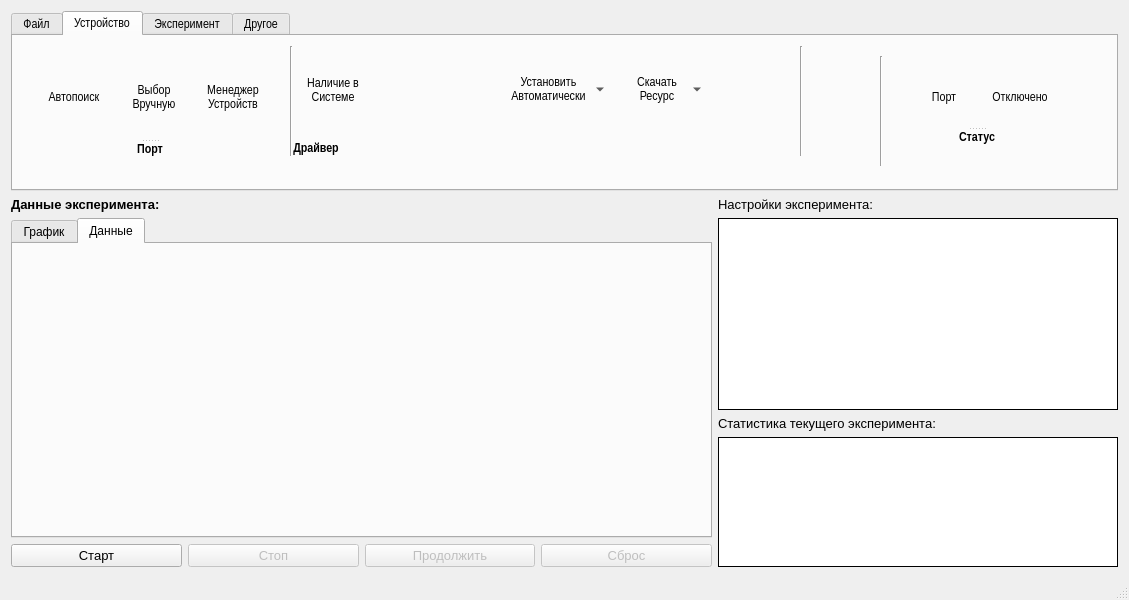
Before: the Qt Designer form mainwindow.ui in gurmaaan/WeldAnalysis, drawn with Qt 5.
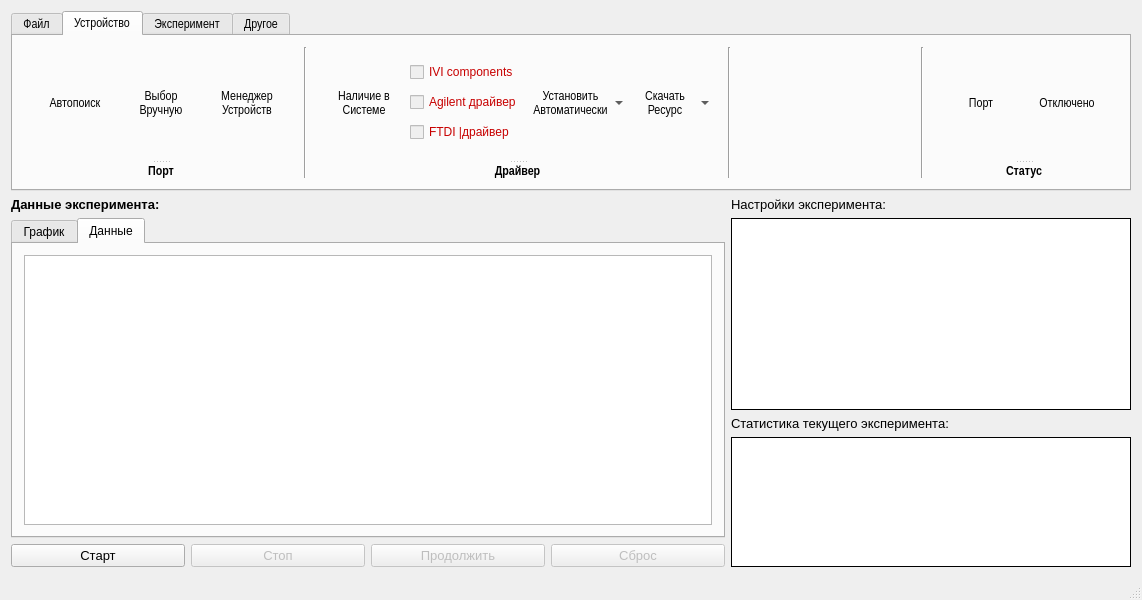
After: the same form once the commit is applied. The open tabs and pages were chosen to show the change. Icons and pictures are not drawn. Custom widgets are drawn as their Qt base class.

The edit to the form file:
```diff
--- a/mainwindow.ui
+++ b/mainwindow.ui
@@ -527,15 +527,9 @@
        <attribute name="title">
         <string>Устройство</string>
        </attribute>
+       <layout class="QHBoxLayout" name="horizontalLayout_7">
+        <item>
        <widget class="QSplitter" name="menu_device_port_group">
-        <property name="geometry">
-         <rect>
-          <x>10</x>
-          <y>10</y>
-          <width>254</width>
-          <height>110</height>
-         </rect>
-        </property>
         <property name="orientation">
          <enum>Qt::Vertical</enum>
         </property>
@@ -707,54 +701,252 @@
          </property>
         </widget>
        </widget>
+        </item>
+        <item>
        <widget class="Line" name="menu_device_1_line">
-        <property name="geometry">
-         <rect>
-          <x>270</x>
-          <y>10</y>
-          <width>16</width>
-          <height>110</height>
-         </rect>
-        </property>
+          <property name="orientation">
+           <enum>Qt::Vertical</enum>
+          </property>
+         </widget>
+        </item>
+        <item>
+         <widget class="QSplitter" name="splitter_2">
         <property name="orientation">
          <enum>Qt::Vertical</enum>
         </property>
-       </widget>
+          <widget class="QWidget" name="layoutWidget">
+           <layout class="QHBoxLayout" name="horizontalLayout_3">
+            <item>
+             <widget class="QToolButton" name="menu_device_driverInfo_button">
+              <property name="sizePolicy">
+               <sizepolicy hsizetype="Fixed" vsizetype="Fixed">
+                <horstretch>0</horstretch>
+                <verstretch>0</verstretch>
+               </sizepolicy>
+              </property>
+              <property name="minimumSize">
+               <size>
+                <width>80</width>
+                <height>80</height>
+               </size>
+              </property>
+              <property name="toolTip">
+               <string>Наличие в системе установленных драйверов</string>
+              </property>
+              <property name="statusTip">
+               <string>Наличие в системе установленных драйверов</string>
+              </property>
+              <property name="text">
+               <string>Наличие в
+Системе</string>
+              </property>
+              <property name="icon">
+               <iconset resource="sources.qrc">
+                <normaloff>:/GUI/Icons/Device/DriverBad.png</normaloff>:/GUI/Icons/Device/DriverBad.png</iconset>
+              </property>
+              <property name="iconSize">
+               <size>
+                <width>50</width>
+                <height>50</height>
+               </size>
+              </property>
+              <property name="toolButtonStyle">
+               <enum>Qt::ToolButtonTextUnderIcon</enum>
+              </property>
+              <property name="autoRaise">
+               <bool>true</bool>
+              </property>
+             </widget>
+            </item>
+            <item>
+             <layout class="QVBoxLayout" name="verticalLayout_5">
+              <item>
+               <widget class="QCheckBox" name="menu_driver_ivi_status">
+                <property name="enabled">
+                 <bool>false</bool>
+                </property>
+                <property name="styleSheet">
+                 <string notr="true">color:rgb(199, 0, 0);</string>
+                </property>
+                <property name="text">
+                 <string>IVI components</string>
+                </property>
+               </widget>
+              </item>
+              <item>
+               <widget class="QCheckBox" name="menu_driver_agilent_status">
+                <property name="enabled">
+                 <bool>false</bool>
+                </property>
+                <property name="styleSheet">
+                 <string notr="true">color:rgb(199, 0, 0)</string>
+                </property>
+                <property name="text">
+                 <string>Agilent драйвер</string>
+                </property>
+               </widget>
+              </item>
+              <item>
+               <widget class="QCheckBox" name="menu_driver_ftdi_status">
+                <property name="enabled">
+                 <bool>false</bool>
+                </property>
+                <property name="styleSheet">
+                 <string notr="true">color:rgb(199, 0, 0)</string>
+                </property>
+                <property name="text">
+                 <string>FTDI |драйвер</string>
+                </property>
+               </widget>
+              </item>
+             </layout>
+            </item>
+            <item>
+             <widget class="QToolButton" name="menu_device_driverSetUp_button">
+              <property name="sizePolicy">
+               <sizepolicy hsizetype="Fixed" vsizetype="Fixed">
+                <horstretch>0</horstretch>
+                <verstretch>0</verstretch>
+               </sizepolicy>
+              </property>
+              <property name="minimumSize">
+               <size>
+                <width>95</width>
+                <height>80</height>
+               </size>
+              </property>
+              <property name="toolTip">
+               <string>Установить необходимые  драйвера для устройства автоматически</string>
+              </property>
+              <property name="statusTip">
+               <string>Установить необходимые  драйвера для устройства автоматически</string>
+              </property>
+              <property name="layoutDirection">
+               <enum>Qt::LeftToRight</enum>
+              </property>
+              <property name="text">
+               <string>Установить
+Автоматически</string>
+              </property>
+              <property name="icon">
+               <iconset resource="sources.qrc">
+                <normaloff>:/GUI/Icons/Device/DriverSetUp.png</normaloff>:/GUI/Icons/Device/DriverSetUp.png</iconset>
+              </property>
+              <property name="iconSize">
+               <size>
+                <width>50</width>
+                <height>50</height>
+               </size>
+              </property>
+              <property name="popupMode">
+               <enum>QToolButton::MenuButtonPopup</enum>
+              </property>
+              <property name="toolButtonStyle">
+               <enum>Qt::ToolButtonTextUnderIcon</enum>
+              </property>
+              <property name="autoRaise">
+               <bool>true</bool>
+              </property>
+             </widget>
+            </item>
+            <item>
+             <widget class="QToolButton" name="menu_device_driverManual_button">
+              <property name="sizePolicy">
+               <sizepolicy hsizetype="Fixed" vsizetype="Fixed">
+                <horstretch>0</horstretch>
+                <verstretch>0</verstretch>
+               </sizepolicy>
+              </property>
+              <property name="minimumSize">
+               <size>
+                <width>80</width>
+                <height>80</height>
+               </size>
+              </property>
+              <property name="toolTip">
+               <string>Скачать драйверы с оффициальных сайтов производителей</string>
+              </property>
+              <property name="statusTip">
+               <string>Скачать драйверы с оффициальных сайтов производителей</string>
+              </property>
+              <property name="layoutDirection">
+               <enum>Qt::LeftToRight</enum>
+              </property>
+              <property name="text">
+               <string>Скачать
+Ресурс</string>
+              </property>
+              <property name="icon">
+               <iconset resource="sources.qrc">
+                <normaloff>:/GUI/Icons/Device/DriverManual.png</normaloff>:/GUI/Icons/Device/DriverManual.png</iconset>
+              </property>
+              <property name="iconSize">
+               <size>
+                <width>50</width>
+                <height>50</height>
+               </size>
+              </property>
+              <property name="popupMode">
+               <enum>QToolButton::MenuButtonPopup</enum>
+              </property>
+              <property name="toolButtonStyle">
+               <enum>Qt::ToolButtonTextUnderIcon</enum>
+              </property>
+              <property name="autoRaise">
+               <bool>true</bool>
+              </property>
+             </widget>
+            </item>
+           </layout>
+          </widget>
+          <widget class="QLabel" name="menu_device_driver_label">
+           <property name="font">
+            <font>
+             <weight>75</weight>
+             <bold>true</bold>
+            </font>
+           </property>
+           <property name="text">
+            <string>Драйвер</string>
+           </property>
+           <property name="alignment">
+            <set>Qt::AlignCenter</set>
+           </property>
+           <property name="buddy">
+            <cstring>menu_device_driverInfo_button</cstring>
+           </property>
+          </widget>
+         </widget>
+        </item>
+        <item>
        <widget class="Line" name="menu_device_2_line">
-        <property name="geometry">
-         <rect>
-          <x>780</x>
-          <y>10</y>
-          <width>16</width>
-          <height>110</height>
-         </rect>
-        </property>
         <property name="orientation">
          <enum>Qt::Vertical</enum>
         </property>
        </widget>
+        </item>
+        <item>
+         <spacer name="menu_device_spacer">
+          <property name="orientation">
+           <enum>Qt::Horizontal</enum>
+          </property>
+          <property name="sizeHint" stdset="0">
+           <size>
+            <width>187</width>
+            <height>20</height>
+           </size>
+          </property>
+         </spacer>
+        </item>
+        <item>
        <widget class="Line" name="menu_device_3_line">
-        <property name="geometry">
-         <rect>
-          <x>860</x>
-          <y>20</y>
-          <width>16</width>
-          <height>110</height>
-         </rect>
-        </property>
         <property name="orientation">
          <enum>Qt::Vertical</enum>
         </property>
        </widget>
+        </item>
+        <item>
        <widget class="QSplitter" name="menu_device_status_group">
-        <property name="geometry">
-         <rect>
-          <x>880</x>
-          <y>10</y>
-          <width>168</width>
-          <height>98</height>
-         </rect>
-        </property>
         <property name="orientation">
          <enum>Qt::Vertical</enum>
         </property>
@@ -865,187 +1057,8 @@
          </property>
         </widget>
        </widget>
-       <widget class="QLabel" name="menu_device_driver_label">
-        <property name="geometry">
-         <rect>
-          <x>279</x>
-          <y>104</y>
-          <width>48</width>
-          <height>16</height>
-         </rect>
-        </property>
-        <property name="font">
-         <font>
-          <weight>75</weight>
-          <bold>true</bold>
-         </font>
-        </property>
-        <property name="text">
-         <string>Драйвер</string>
-        </property>
-        <property name="alignment">
-         <set>Qt::AlignCenter</set>
-        </property>
-        <property name="buddy">
-         <cstring>menu_device_driverInfo_button</cstring>
-        </property>
-       </widget>
-       <widget class="QToolButton" name="menu_device_driverInfo_button">
-        <property name="geometry">
-         <rect>
-          <x>280</x>
-          <y>11</y>
-          <width>80</width>
-          <height>87</height>
-         </rect>
-        </property>
-        <property name="sizePolicy">
-         <sizepolicy hsizetype="Fixed" vsizetype="Fixed">
-          <horstretch>0</horstretch>
-          <verstretch>0</verstretch>
-         </sizepolicy>
-        </property>
-        <property name="minimumSize">
-         <size>
-          <width>80</width>
-          <height>80</height>
-         </size>
-        </property>
-        <property name="toolTip">
-         <string>Наличие в системе установленных драйверов</string>
-        </property>
-        <property name="statusTip">
-         <string>Наличие в системе установленных драйверов</string>
-        </property>
-        <property name="text">
-         <string>Наличие в
-Системе</string>
-        </property>
-        <property name="icon">
-         <iconset resource="sources.qrc">
-          <normaloff>:/GUI/Icons/Device/DriverBad.png</normaloff>:/GUI/Icons/Device/DriverBad.png</iconset>
-        </property>
-        <property name="iconSize">
-         <size>
-          <width>50</width>
-          <height>50</height>
-         </size>
-        </property>
-        <property name="toolButtonStyle">
-         <enum>Qt::ToolButtonTextUnderIcon</enum>
-        </property>
-        <property name="autoRaise">
-         <bool>true</bool>
-        </property>
-       </widget>
-       <widget class="QToolButton" name="menu_device_driverSetUp_button">
-        <property name="geometry">
-         <rect>
-          <x>490</x>
-          <y>10</y>
-          <width>103</width>
-          <height>87</height>
-         </rect>
-        </property>
-        <property name="sizePolicy">
-         <sizepolicy hsizetype="Fixed" vsizetype="Fixed">
-          <horstretch>0</horstretch>
-          <verstretch>0</verstretch>
-         </sizepolicy>
-        </property>
-        <property name="minimumSize">
-         <size>
-          <width>95</width>
-          <height>80</height>
-         </size>
-        </property>
-        <property name="toolTip">
-         <string>Установить необходимые  драйвера для устройства автоматически</string>
-        </property>
-        <property name="statusTip">
-         <string>Установить необходимые  драйвера для устройства автоматически</string>
-        </property>
-        <property name="layoutDirection">
-         <enum>Qt::LeftToRight</enum>
-        </property>
-        <property name="text">
-         <string>Установить
-Автоматически</string>
-        </property>
-        <property name="icon">
-         <iconset resource="sources.qrc">
-          <normaloff>:/GUI/Icons/Device/DriverSetUp.png</normaloff>:/GUI/Icons/Device/DriverSetUp.png</iconset>
-        </property>
-        <property name="iconSize">
-         <size>
-          <width>50</width>
-          <height>50</height>
-         </size>
-        </property>
-        <property name="popupMode">
-         <enum>QToolButton::MenuButtonPopup</enum>
-        </property>
-        <property name="toolButtonStyle">
-         <enum>Qt::ToolButtonTextUnderIcon</enum>
-        </property>
-        <property name="autoRaise">
-         <bool>true</bool>
-        </property>
-       </widget>
-       <widget class="QToolButton" name="menu_device_driverManual_button">
-        <property name="geometry">
-         <rect>
-          <x>610</x>
-          <y>10</y>
-          <width>80</width>
-          <height>87</height>
-         </rect>
-        </property>
-        <property name="sizePolicy">
-         <sizepolicy hsizetype="Fixed" vsizetype="Fixed">
-          <horstretch>0</horstretch>
-          <verstretch>0</verstretch>
-         </sizepolicy>
-        </property>
-        <property name="minimumSize">
-         <size>
-          <width>80</width>
-          <height>80</height>
-         </size>
-        </property>
-        <property name="toolTip">
-         <string>Скачать драйверы с оффициальных сайтов производителей</string>
-        </property>
-        <property name="statusTip">
-         <string>Скачать драйверы с оффициальных сайтов производителей</string>
-        </property>
-        <property name="layoutDirection">
-         <enum>Qt::LeftToRight</enum>
-        </property>
-        <property name="text">
-         <string>Скачать
-Ресурс</string>
-        </property>
-        <property name="icon">
-         <iconset resource="sources.qrc">
-          <normaloff>:/GUI/Icons/Device/DriverManual.png</normaloff>:/GUI/Icons/Device/DriverManual.png</iconset>
-        </property>
-        <property name="iconSize">
-         <size>
-          <width>50</width>
-          <height>50</height>
-         </size>
-        </property>
-        <property name="popupMode">
-         <enum>QToolButton::MenuButtonPopup</enum>
-        </property>
-        <property name="toolButtonStyle">
-         <enum>Qt::ToolButtonTextUnderIcon</enum>
-        </property>
-        <property name="autoRaise">
-         <bool>true</bool>
-        </property>
-       </widget>
+        </item>
+       </layout>
       </widget>
       <widget class="QWidget" name="menu_experiment_tabHeader">
        <property name="toolTip">
@@ -1171,11 +1184,11 @@
                 <property name="maximum">
                  <number>20</number>
                 </property>
-                <property name="value">
+                <property name="pageStep">
                  <number>2</number>
                 </property>
                 <property name="sliderPosition">
-                 <number>2</number>
+                 <number>0</number>
                 </property>
                 <property name="orientation">
                  <enum>Qt::Horizontal</enum>
@@ -1209,13 +1222,10 @@
                  <number>1</number>
                 </property>
                 <property name="maximum">
-                 <double>10.000000000000000</double>
+                 <double>2.000000000000000</double>
                 </property>
                 <property name="singleStep">
-                 <double>0.200000000000000</double>
-                </property>
-                <property name="value">
-                 <double>0.200000000000000</double>
+                 <double>0.100000000000000</double>
                 </property>
                </widget>
               </item>
@@ -1276,11 +1286,8 @@
                 <property name="pageStep">
                  <number>5</number>
                 </property>
-                <property name="value">
-                 <number>5</number>
-                </property>
                 <property name="sliderPosition">
-                 <number>5</number>
+                 <number>0</number>
                 </property>
                 <property name="orientation">
                  <enum>Qt::Horizontal</enum>
@@ -1310,8 +1317,8 @@
                 <property name="suffix">
                  <string> ms</string>
                 </property>
-                <property name="value">
-                 <number>5</number>
+                <property name="maximum">
+                 <number>20</number>
                 </property>
                </widget>
               </item>
@@ -1360,6 +1367,9 @@
            <layout class="QVBoxLayout" name="menu_experiment_minMax_tools">
             <item>
              <widget class="QCheckBox" name="menu_experiment_minMax_checkbox">
+              <property name="enabled">
+               <bool>true</bool>
+              </property>
               <property name="text">
                <string>Авто</string>
               </property>
@@ -1403,6 +1413,9 @@
                 <property name="text">
                  <string>&lt;html&gt;&lt;head/&gt;&lt;body&gt;&lt;p&gt;&lt;span style=&quot; font-size:12pt;&quot;&gt;U&lt;/span&gt;&lt;span style=&quot; font-size:12pt; vertical-align:sub;&quot;&gt;min&lt;/span&gt;&lt;/p&gt;&lt;/body&gt;&lt;/html&gt;</string>
                 </property>
+                <property name="buddy">
+                 <cstring>menu_experiment_minMaxUmin_spin</cstring>
+                </property>
                </widget>
               </item>
               <item>
@@ -1429,7 +1442,7 @@
                  <double>10.000000000000000</double>
                 </property>
                 <property name="singleStep">
-                 <double>0.200000000000000</double>
+                 <double>0.100000000000000</double>
                 </property>
                </widget>
               </item>
@@ -1450,6 +1463,9 @@
                 <property name="text">
                  <string>&lt;html&gt;&lt;head/&gt;&lt;body&gt;&lt;p&gt;&lt;span style=&quot; font-size:12pt;&quot;&gt;U&lt;/span&gt;&lt;span style=&quot; font-size:12pt; vertical-align:sub;&quot;&gt;max&lt;/span&gt;&lt;/p&gt;&lt;/body&gt;&lt;/html&gt;</string>
                 </property>
+                <property name="buddy">
+                 <cstring>menu_experiment_minMaxUmax_spin</cstring>
+                </property>
                </widget>
               </item>
               <item>
@@ -1476,7 +1492,7 @@
                  <double>10.000000000000000</double>
                 </property>
                 <property name="singleStep">
-                 <double>0.200000000000000</double>
+                 <double>0.100000000000000</double>
                 </property>
                </widget>
               </item>
@@ -1511,7 +1527,7 @@
                 </property>
                 <property name="minimumSize">
                  <size>
-                  <width>30</width>
+                  <width>0</width>
                   <height>0</height>
                  </size>
                 </property>
@@ -1521,6 +1537,9 @@
                 <property name="text">
                  <string>&lt;html&gt;&lt;head/&gt;&lt;body&gt;&lt;p&gt;&lt;span style=&quot; font-size:14pt;&quot;&gt;t&lt;/span&gt;&lt;span style=&quot; font-size:14pt; vertical-align:sub;&quot;&gt;min&lt;/span&gt;&lt;/p&gt;&lt;/body&gt;&lt;/html&gt;</string>
                 </property>
+                <property name="buddy">
+                 <cstring>menu_experiment_minMaxTmin_spin</cstring>
+                </property>
                </widget>
               </item>
               <item>
@@ -1530,7 +1549,7 @@
                 </property>
                 <property name="minimumSize">
                  <size>
-                  <width>55</width>
+                  <width>65</width>
                   <height>0</height>
                  </size>
                 </property>
@@ -1540,6 +1559,9 @@
                 <property name="suffix">
                  <string> ms</string>
                 </property>
+                <property name="maximum">
+                 <number>1000</number>
+                </property>
                </widget>
               </item>
               <item>
@@ -1549,7 +1571,7 @@
                 </property>
                 <property name="minimumSize">
                  <size>
-                  <width>30</width>
+                  <width>0</width>
                   <height>0</height>
                  </size>
                 </property>
@@ -1559,6 +1581,9 @@
                 <property name="text">
                  <string>&lt;html&gt;&lt;head/&gt;&lt;body&gt;&lt;p&gt;&lt;span style=&quot; font-size:14pt;&quot;&gt;t&lt;/span&gt;&lt;span style=&quot; font-size:14pt; vertical-align:sub;&quot;&gt;max&lt;/span&gt;&lt;/p&gt;&lt;/body&gt;&lt;/html&gt;</string>
                 </property>
+                <property name="buddy">
+                 <cstring>menu_experiment_minMaxTmax_spin</cstring>
+                </property>
                </widget>
               </item>
               <item>
@@ -1568,7 +1593,7 @@
                 </property>
                 <property name="minimumSize">
                  <size>
-                  <width>55</width>
+                  <width>65</width>
                   <height>0</height>
                  </size>
                 </property>
@@ -1578,6 +1603,9 @@
                 <property name="suffix">
                  <string> ms</string>
                 </property>
+                <property name="maximum">
+                 <number>1000</number>
+                </property>
                </widget>
               </item>
              </layout>
@@ -1733,7 +1761,7 @@
                  <string>Интервал времени, через которое регистрируются значения</string>
                 </property>
                 <property name="maximum">
-                 <number>20</number>
+                 <number>100</number>
                 </property>
                 <property name="pageStep">
                  <number>5</number>
@@ -1751,7 +1779,7 @@
                  <enum>QSlider::TicksBelow</enum>
                 </property>
                 <property name="tickInterval">
-                 <number>1</number>
+                 <number>10</number>
                 </property>
                </widget>
               </item>
@@ -1772,8 +1800,8 @@
                 <property name="suffix">
                  <string> ms</string>
                 </property>
-                <property name="value">
-                 <number>5</number>
+                <property name="maximum">
+                 <number>100</number>
                 </property>
                 <property name="displayIntegerBase">
                  <number>10</number>
@@ -1832,6 +1860,9 @@
            <layout class="QVBoxLayout" name="verticalLayout_2">
             <item>
              <widget class="QCheckBox" name="checkBox">
+              <property name="enabled">
+               <bool>true</bool>
+              </property>
               <property name="text">
                <string>Лимиты</string>
               </property>
@@ -1842,7 +1873,7 @@
               <item>
                <widget class="QRadioButton" name="menu_experiment_limitsNmax_radio">
                 <property name="enabled">
-                 <bool>true</bool>
+                 <bool>false</bool>
                 </property>
                 <property name="maximumSize">
                  <size>
@@ -1856,12 +1887,15 @@
                 <property name="text">
                  <string/>
                 </property>
+                <property name="checked">
+                 <bool>true</bool>
+                </property>
                </widget>
               </item>
               <item>
                <widget class="QLabel" name="menu_experiment_limitsNmax_label">
                 <property name="enabled">
-                 <bool>false</bool>
+                 <bool>true</bool>
                 </property>
                 <property name="minimumSize">
                  <size>
@@ -1875,6 +1909,9 @@
                 <property name="text">
                  <string>&lt;html&gt;&lt;head/&gt;&lt;body&gt;&lt;p&gt;Количество точек&lt;span style=&quot; font-size:12pt;&quot;&gt; N&lt;/span&gt;&lt;span style=&quot; font-size:12pt; vertical-align:sub;&quot;&gt;max&lt;/span&gt;&lt;/p&gt;&lt;/body&gt;&lt;/html&gt;</string>
                 </property>
+                <property name="buddy">
+                 <cstring>menu_experiment_limitsNmax_spin</cstring>
+                </property>
                </widget>
               </item>
               <item>
@@ -1903,13 +1940,16 @@
                 </property>
                 <property name="minimumSize">
                  <size>
-                  <width>55</width>
+                  <width>67</width>
                   <height>0</height>
                  </size>
                 </property>
                 <property name="toolTip">
                  <string>Количество значений, которое будет снято за время одного измерения</string>
                 </property>
+                <property name="maximum">
+                 <number>1000</number>
+                </property>
                </widget>
               </item>
              </layout>
@@ -1942,7 +1982,7 @@
               <item>
                <widget class="QRadioButton" name="menu_experiment_limitsTinterval_radio">
                 <property name="enabled">
-                 <bool>true</bool>
+                 <bool>false</bool>
                 </property>
                 <property name="maximumSize">
                  <size>
@@ -1961,7 +2001,7 @@
               <item>
                <widget class="QLabel" name="menu_experiment_limitsTintervalT1_label">
                 <property name="enabled">
-                 <bool>false</bool>
+                 <bool>true</bool>
                 </property>
                 <property name="minimumSize">
                  <size>
@@ -1981,6 +2021,9 @@
                 <property name="text">
                  <string>&lt;html&gt;&lt;head/&gt;&lt;body&gt;&lt;p&gt;&lt;span style=&quot; font-size:12pt;&quot;&gt;с&lt;/span&gt;&lt;span style=&quot; font-size:14pt;&quot;&gt; t &lt;/span&gt;&lt;span style=&quot; font-size:14pt; vertical-align:sub;&quot;&gt;1&lt;/span&gt;&lt;/p&gt;&lt;/body&gt;&lt;/html&gt;</string>
                 </property>
+                <property name="buddy">
+                 <cstring>menu_experiment_limitsTintervalT1_spin</cstring>
+                </property>
                </widget>
               </item>
               <item>
@@ -2005,7 +2048,7 @@
               <item>
                <widget class="QLabel" name="menu_experiment_limitsTintervalT2_label">
                 <property name="enabled">
-                 <bool>false</bool>
+                 <bool>true</bool>
                 </property>
                 <property name="minimumSize">
                  <size>
@@ -2025,6 +2068,9 @@
                 <property name="text">
                  <string>&lt;html&gt;&lt;head/&gt;&lt;body&gt;&lt;p&gt;&lt;span style=&quot; font-size:12pt;&quot;&gt;по&lt;/span&gt;&lt;span style=&quot; font-size:14pt;&quot;&gt; t &lt;/span&gt;&lt;span style=&quot; font-size:14pt; vertical-align:sub;&quot;&gt;2&lt;/span&gt;&lt;/p&gt;&lt;/body&gt;&lt;/html&gt;</string>
                 </property>
+                <property name="buddy">
+                 <cstring>menu_experiment_limitsTintervalT2_spin</cstring>
+                </property>
                </widget>
               </item>
               <item>
@@ -2102,7 +2148,7 @@
           </property>
           <widget class="QToolButton" name="menu_experiment_reset_button">
            <property name="enabled">
-            <bool>false</bool>
+            <bool>true</bool>
            </property>
            <property name="sizePolicy">
             <sizepolicy hsizetype="Fixed" vsizetype="Fixed">
@@ -2367,6 +2413,19 @@
             </item>
             <item>
              <layout class="QVBoxLayout" name="verticalLayout_3">
+              <item>
+               <spacer name="verticalSpacer_10">
+                <property name="orientation">
+                 <enum>Qt::Vertical</enum>
+                </property>
+                <property name="sizeHint" stdset="0">
+                 <size>
+                  <width>20</width>
+                  <height>40</height>
+                 </size>
+                </property>
+               </spacer>
+              </item>
               <item>
                <widget class="QCheckBox" name="menu_other_mathcad_statusCheck">
                 <property name="enabled">
@@ -2438,6 +2497,19 @@
                 </property>
                </widget>
               </item>
+              <item>
+               <spacer name="verticalSpacer_9">
+                <property name="orientation">
+                 <enum>Qt::Vertical</enum>
+                </property>
+                <property name="sizeHint" stdset="0">
+                 <size>
+                  <width>20</width>
+                  <height>40</height>
+                 </size>
+                </property>
+               </spacer>
+              </item>
              </layout>
             </item>
             <item>
@@ -2743,7 +2815,7 @@
            <cursorShape>CrossCursor</cursorShape>
           </property>
           <property name="currentIndex">
-           <number>0</number>
+           <number>1</number>
           </property>
           <widget class="QCustomPlot" name="experiment_graph_tab">
            <attribute name="title">
@@ -2754,6 +2826,11 @@
            <attribute name="title">
             <string>Данные</string>
            </attribute>
+           <layout class="QVBoxLayout" name="verticalLayout_4">
+            <item>
+             <widget class="QTableView" name="tableView"/>
+            </item>
+           </layout>
           </widget>
          </widget>
         </item>
@@ -3083,6 +3160,9 @@
    <property name="toolTip">
     <string>Сохранить данные эксперимента в формате документа Excel</string>
    </property>
+   <property name="statusTip">
+    <string>Сохранить данные эксперимента в формате документа Excel</string>
+   </property>
   </action>
   <action name="action_saveas_txt">
    <property name="icon">
@@ -3096,8 +3176,11 @@
    <property name="toolTip">
     <string>Сохранить данные эксперимента в старом формате (текстовый файл)</string>
    </property>
+   <property name="statusTip">
+    <string>Сохранить данные эксперимента в старом формате (текстовый файл)</string>
+   </property>
   </action>
-  <action name="action_driversInstall_ivi">
+  <action name="action_driverl_ivi">
    <property name="icon">
     <iconset resource="sources.qrc">
      <normaloff>:/GUI/Icons/Device/IVI.png</normaloff>:/GUI/Icons/Device/IVI.png</iconset>
@@ -3108,6 +3191,9 @@
    <property name="toolTip">
     <string>Установка IVI Shared Components для драйвера Agilent</string>
    </property>
+   <property name="statusTip">
+    <string>Установка IVI Shared Components для драйвера Agilent</string>
+   </property>
   </action>
   <action name="action_driver_agilent">
    <property name="icon">
@@ -3120,6 +3206,9 @@
    <property name="toolTip">
     <string>Установка драйвера взаимодействия с мультиметром Agilent </string>
    </property>
+   <property name="statusTip">
+    <string>Установка драйвера взаимодействия с мультиметром Agilent </string>
+   </property>
   </action>
   <action name="action_driver_ftdi">
    <property name="icon">
@@ -3131,6 +3220,54 @@
    </property>
    <property name="toolTip">
     <string>Установка драйвера для переходника R232 - USB</string>
+   </property>
+   <property name="statusTip">
+    <string>Установка драйвера для переходника R232 - USB</string>
+   </property>
+  </action>
+  <action name="action_downloadl_ivi">
+   <property name="icon">
+    <iconset resource="sources.qrc">
+     <normaloff>:/GUI/Icons/Device/IVI.png</normaloff>:/GUI/Icons/Device/IVI.png</iconset>
+   </property>
+   <property name="text">
+    <string>Компоненты IVI</string>
+   </property>
+   <property name="toolTip">
+    <string>Загрузка с оффициального сайта IVI Shared Components для драйвера Agilent</string>
+   </property>
+   <property name="statusTip">
+    <string>Загрузка с оффициального сайта IVI Shared Components для драйвера Agilent</string>
+   </property>
+  </action>
+  <action name="action_download_agilent">
+   <property name="icon">
+    <iconset resource="sources.qrc">
+     <normaloff>:/GUI/Icons/Device/Agilent.png</normaloff>:/GUI/Icons/Device/Agilent.png</iconset>
+   </property>
+   <property name="text">
+    <string>Драйвер Agilent</string>
+   </property>
+   <property name="toolTip">
+    <string>Загрузка с оффициального сата драйвера мультиметра Agilent 34401a</string>
+   </property>
+   <property name="statusTip">
+    <string>Загрузка драйвера мультиметра Agilent 34401a с оффициального сайат производителяс </string>
+   </property>
+  </action>
+  <action name="action_downloadr_ftdi">
+   <property name="icon">
+    <iconset resource="sources.qrc">
+     <normaloff>:/GUI/Icons/Device/FTDI.png</normaloff>:/GUI/Icons/Device/FTDI.png</iconset>
+   </property>
+   <property name="text">
+    <string>Драйвер FTDI</string>
+   </property>
+   <property name="toolTip">
+    <string>Загрузка с оффициального сайта драйвера для переходника R232 - USB</string>
+   </property>
+   <property name="statusTip">
+    <string>Загрузка с оффициального сайта драйвера для переходника R232 - USB</string>
    </property>
   </action>
  </widget>
```
Lines whose indentation alone changed are shown as unchanged.
